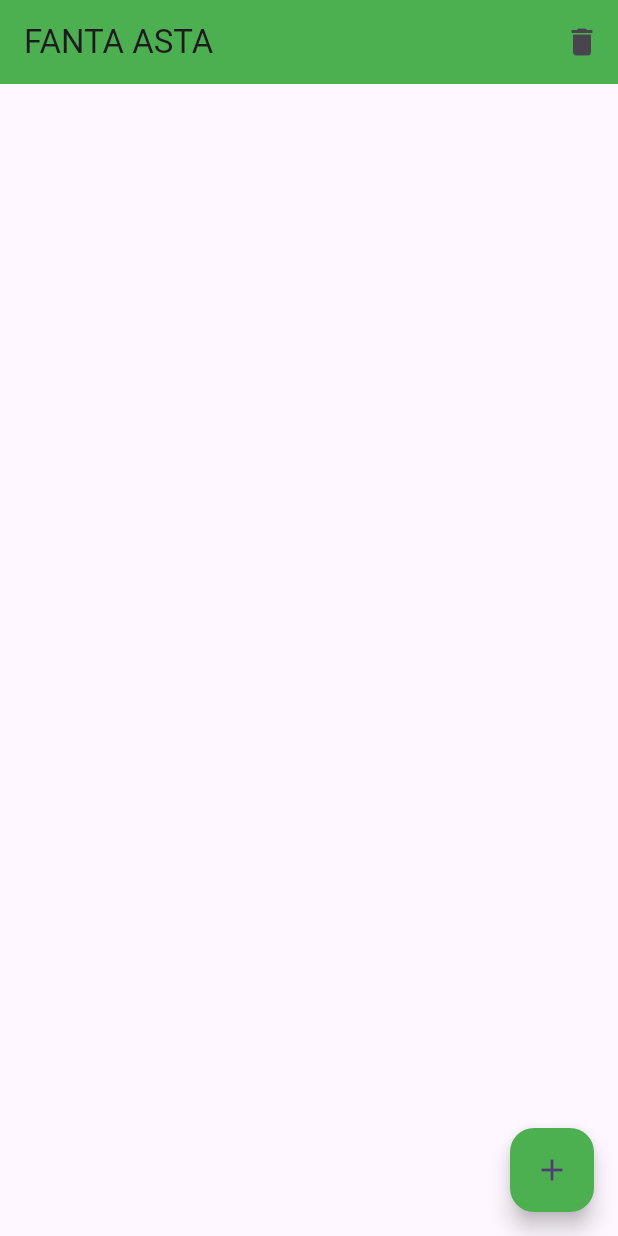
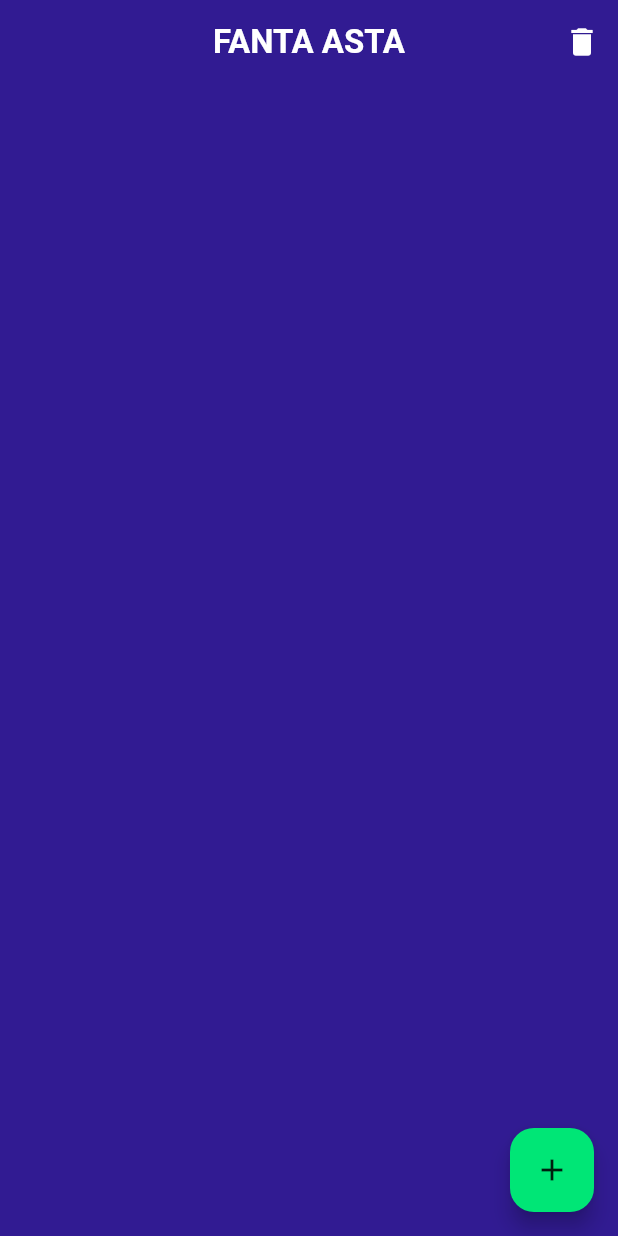
Before and after one commit to Dany313/asta_fantacalcio, a Flutter app: the screen it shows after launch, on a phone screen of 412 x 824 dp. Run offline on Flutter 3.47's test engine with Material 3 defaults, Android fonts, the phone set to English and light mode, and no system bars; our stand-ins replace go_router.

Commit message:
feature: aggiunto tema.

```diff
--- a/lib/main.dart
+++ b/lib/main.dart
@@ -1,6 +1,7 @@
 
 import 'package:asta_fantacalcio/config/dependencies.dart';
 import 'package:asta_fantacalcio/routing/router.dart';
+import 'package:asta_fantacalcio/theme/theme.dart';
 import 'package:asta_fantacalcio/views/home/home_view.dart';
 import 'package:flutter/material.dart';
 import 'package:provider/provider.dart';
@@ -21,9 +22,7 @@ class MyApp extends StatelessWidget {
     return MaterialApp.router(
       routerConfig: router,
       title: 'Flutter Demo',
-      theme: ThemeData(
-        colorScheme: ColorScheme.fromSeed(seedColor: Colors.deepPurple),
-      ),
+      theme: myTheme
     );
   }
 }
--- /dev/null
+++ b/lib/theme/theme.dart
@@ -0,0 +1,88 @@
+import 'package:flutter/material.dart';
+
+final myTheme = ThemeData(
+// Colori primari e di accento
+  colorScheme: ColorScheme.fromSeed(
+    seedColor: Colors.greenAccent[400] ?? Colors.greenAccent,
+    primary: Colors.greenAccent[400] ?? Colors.greenAccent,
+    secondary: Colors.deepPurple[900] ?? Colors.deepPurple,
+    background: Colors.deepPurple[50] ?? Colors.grey[100],
+  ),
+
+// Appbar
+  appBarTheme: AppBarTheme(
+    backgroundColor: Colors.transparent,
+    foregroundColor: Colors.white,
+    centerTitle: true,
+    elevation: 0,
+  ),
+
+// Floating Action Button
+  floatingActionButtonTheme: FloatingActionButtonThemeData(
+    backgroundColor: Colors.greenAccent[400],
+    foregroundColor: Colors.black87,
+  ),
+
+// Card
+  cardTheme: CardTheme(
+    color: Colors.deepPurple[900],
+    elevation: 4,
+    shape: RoundedRectangleBorder(
+      borderRadius: BorderRadius.circular(16),
+    ),
+  ),
+
+// Lista
+  listTileTheme: ListTileThemeData(
+    tileColor: Colors.transparent,
+    textColor: Colors.greenAccent[400],
+    iconColor: Colors.greenAccent[400],
+    shape: RoundedRectangleBorder(
+      borderRadius: BorderRadius.circular(25),
+      side: BorderSide(
+          color: Colors.greenAccent[400] ?? Colors.greenAccent,
+          width: 3),
+    ),
+  ),
+
+// Pulsanti
+  elevatedButtonTheme: ElevatedButtonThemeData(
+    style: ElevatedButton.styleFrom(
+      backgroundColor: Colors.greenAccent[400],
+      foregroundColor: Colors.black87,
+      shape: RoundedRectangleBorder(
+        borderRadius: BorderRadius.circular(30),
+      ),
+      padding: const EdgeInsets.symmetric(vertical: 12, horizontal: 24),
+    ),
+  ),
+
+// Input
+  inputDecorationTheme: InputDecorationTheme(
+    filled: true,
+    fillColor: Colors.white,
+    border: OutlineInputBorder(
+      borderRadius: BorderRadius.circular(16),
+      borderSide: BorderSide.none,
+    ),
+    enabledBorder: OutlineInputBorder(
+      borderRadius: BorderRadius.circular(16),
+      borderSide: BorderSide(
+          color: Colors.deepPurple[200] ?? Colors.deepPurple),
+    ),
+    focusedBorder: OutlineInputBorder(
+      borderRadius: BorderRadius.circular(16),
+      borderSide: BorderSide(
+          color: Colors.greenAccent[400] ?? Colors.greenAccent, width: 2),
+    ),
+  ),
+
+// Testo
+  textTheme: const TextTheme(
+    titleLarge: TextStyle(fontWeight: FontWeight.bold),
+    titleMedium: TextStyle(fontWeight: FontWeight.bold),
+  ),
+
+// Scaffolds
+  scaffoldBackgroundColor: Colors.deepPurple[900] ?? Colors.deepPurple,
+);
--- a/lib/views/home/home_view.dart
+++ b/lib/views/home/home_view.dart
@@ -20,7 +20,6 @@ class _HomeViewState extends State<HomeView> {
     return Scaffold(
       appBar: AppBar(
         title: Text("FANTA ASTA"),
-        backgroundColor: Colors.green,
         actions: [
           IconButton(
             onPressed: () {
@@ -32,7 +31,6 @@ class _HomeViewState extends State<HomeView> {
       ),
       floatingActionButton: FloatingActionButton(
         key: const Key(addLegaButtonKey),
-        backgroundColor: Colors.green,
         child: const Icon(Icons.add),
         onPressed: () async {
           // Creare controller per il campo nome
@@ -149,7 +147,6 @@ class _HomeViewState extends State<HomeView> {
               final lega = widget.viewModel.leghe[index];
               return Card(
                 child: ListTile(
-                  tileColor: Colors.green[100],
                   title: Text(lega.nome),
                   subtitle: Text("Partecipanti: ${lega.partecipanti.length}  Budget: ${lega.maxBudget}"),
                   onTap: () => {},
```
